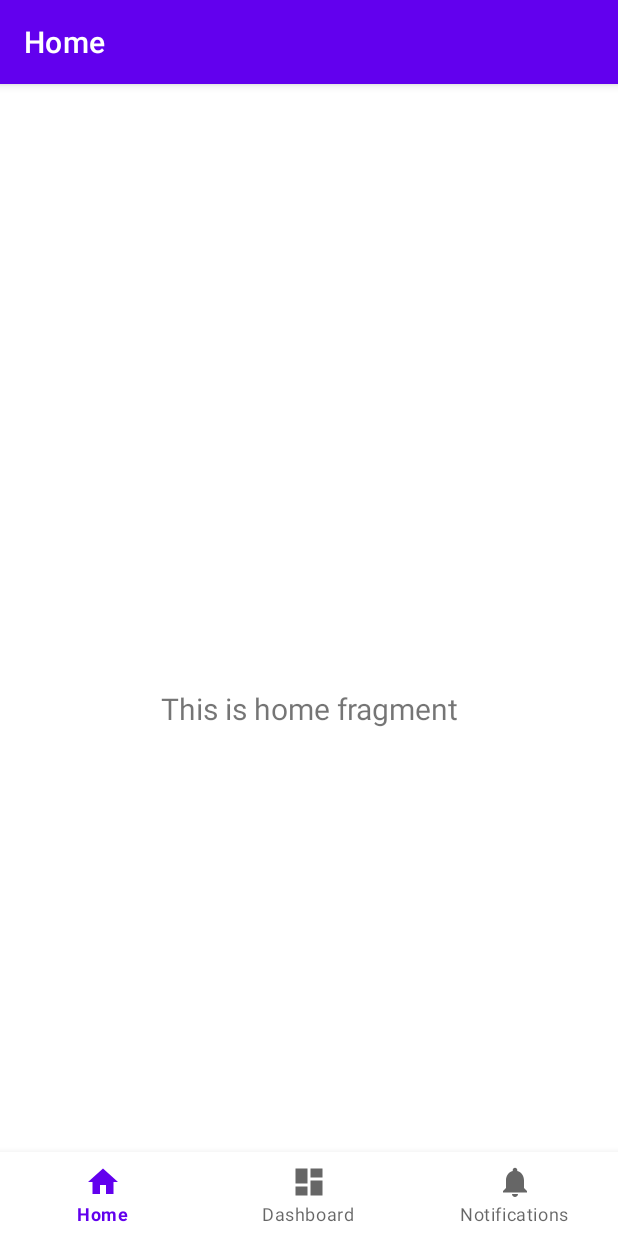
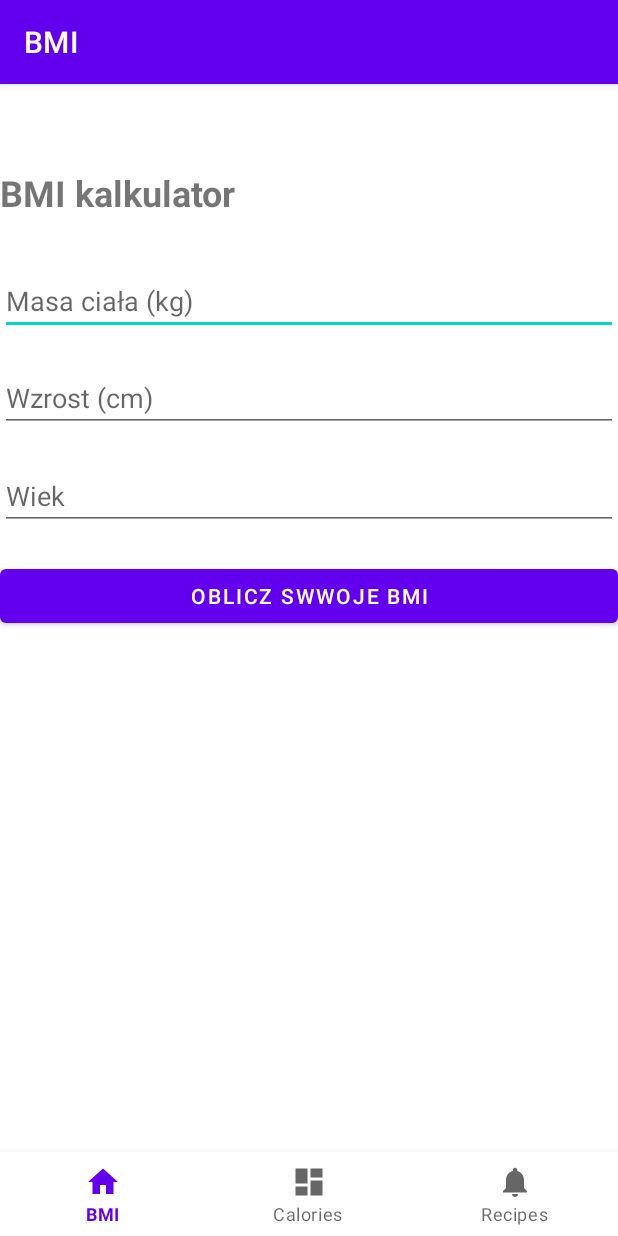
Before and after one commit to s20500-pj/PAM, an Android app: the screen it shows after launch (HomeActivity), on a phone screen of 412 x 824 dp. Run offline under Robolectric (Android 15) with nearby library versions, the phone set to English and light mode, and no system bars; our stand-ins replace navigation-ui.

Commit message:
implementacja bmi kalkulatora

```diff
--- a/zad2/app/src/main/java/com/pam/bmi/ui/home/HomeFragment.java
+++ b/zad2/app/src/main/java/com/pam/bmi/ui/home/HomeFragment.java
@@ -4,17 +4,25 @@ import android.os.Bundle;
 import android.view.LayoutInflater;
 import android.view.View;
 import android.view.ViewGroup;
+import android.widget.Button;
+import android.widget.EditText;
 import android.widget.TextView;
 
 import androidx.annotation.NonNull;
 import androidx.fragment.app.Fragment;
 import androidx.lifecycle.ViewModelProvider;
 
+import com.pam.bmi.R;
 import com.pam.bmi.databinding.FragmentHomeBinding;
 
 public class HomeFragment extends Fragment {
 
     private FragmentHomeBinding binding;
+
+    private EditText weightInput;
+    private EditText heightInput;
+    private EditText ageInput;
+    private TextView bmiOutput;
 
     public View onCreateView(@NonNull LayoutInflater inflater,
                              ViewGroup container, Bundle savedInstanceState) {
@@ -24,9 +32,56 @@ public class HomeFragment extends Fragment {
         binding = FragmentHomeBinding.inflate(inflater, container, false);
         View root = binding.getRoot();
 
-        final TextView textView = binding.textHome;
-        homeViewModel.getText().observe(getViewLifecycleOwner(), textView::setText);
+        weightInput = root.findViewById(R.id.weight_input);
+        heightInput = root.findViewById(R.id.height_input);
+        ageInput = root.findViewById(R.id.age_input);
+        bmiOutput = root.findViewById(R.id.bmi_output);
+
+        Button calculateButton = root.findViewById(R.id.calculate_button);
+        calculateButton.setOnClickListener(view -> {
+            double weight = Double.parseDouble((weightInput.getText().toString()));
+            double height = Double.parseDouble(heightInput.getText().toString()) / 100;
+            int age = Integer.parseInt(ageInput.getText().toString());
+
+            double bmi = calculateBMI(weight, height);
+
+            String message = getBMIMessage(bmi, age);
+
+            bmiOutput.setText(String.format("Your BMI is %.2f. %s.", bmi, message));
+        });
+
         return root;
+    }
+
+
+    private double calculateBMI(double weight, double height) {
+        return weight / (height * height);
+    }
+
+    private String getBMIMessage(double bmi, int age) {
+        String message;
+        if (age < 18) {
+            if (bmi < 18.5) {
+                message = "You are underweight";
+            } else if (bmi >= 18.5 && bmi < 25) {
+                message = "You are at a healthy weight";
+            } else if (bmi >= 25 && bmi < 30) {
+                message = "You are overweight";
+            } else {
+                message = "You are obsese";
+            }
+        } else {
+            if (bmi < 18.5) {
+                message = "You are underweight";
+            } else if (bmi >= 18.5 && bmi < 24.9) {
+                message = "You are at a healthy weight";
+            } else if (bmi >= 25 && bmi < 29.9) {
+                message = "You are overweight";
+            } else {
+                message = "You are obsese";
+            }
+        }
+        return message;
     }
 
     @Override
--- a/zad2/app/src/main/res/layout/fragment_home.xml
+++ b/zad2/app/src/main/res/layout/fragment_home.xml
@@ -7,16 +7,67 @@
     tools:context=".ui.home.HomeFragment">
 
     <TextView
-        android:id="@+id/text_home"
-        android:layout_width="match_parent"
+        android:id="@+id/textView"
+        android:layout_width="wrap_content"
         android:layout_height="wrap_content"
-        android:layout_marginStart="8dp"
-        android:layout_marginTop="8dp"
-        android:layout_marginEnd="8dp"
-        android:textAlignment="center"
-        android:textSize="20sp"
-        app:layout_constraintBottom_toBottomOf="parent"
+        android:text="BMI kalkulator"
+        android:textSize="24sp"
+        android:textStyle="bold"
+        app:layout_constraintStart_toStartOf="parent"
+        app:layout_constraintTop_toTopOf="parent" />
+
+    <EditText
+        android:id="@+id/weight_input"
+        android:layout_width="0dp"
+        android:layout_height="wrap_content"
+        android:layout_marginTop="66dp"
+        android:hint="Masa ciała (kg)"
+        android:inputType="numberDecimal"
         app:layout_constraintEnd_toEndOf="parent"
         app:layout_constraintStart_toStartOf="parent"
         app:layout_constraintTop_toTopOf="parent" />
+
+    <EditText
+        android:id="@+id/height_input"
+        android:layout_width="0dp"
+        android:layout_height="wrap_content"
+        android:layout_marginTop="19dp"
+        android:hint="Wzrost (cm)"
+        android:inputType="numberDecimal"
+        app:layout_constraintEnd_toEndOf="parent"
+        app:layout_constraintStart_toStartOf="parent"
+        app:layout_constraintTop_toBottomOf="@+id/weight_input" />
+
+    <EditText
+        android:id="@+id/age_input"
+        android:layout_width="match_parent"
+        android:layout_height="wrap_content"
+        android:layout_marginTop="20dp"
+        android:hint="Wiek"
+        android:inputType="number"
+        app:layout_constraintEnd_toEndOf="parent"
+        app:layout_constraintHorizontal_bias="0.0"
+        app:layout_constraintStart_toStartOf="parent"
+        app:layout_constraintTop_toBottomOf="@+id/height_input" />
+
+    <Button
+        android:id="@+id/calculate_button"
+        android:layout_width="0dp"
+        android:layout_height="wrap_content"
+        android:layout_marginTop="20dp"
+        android:text="Oblicz swwoje BMI"
+        app:layout_constraintEnd_toEndOf="parent"
+        app:layout_constraintHorizontal_bias="0.0"
+        app:layout_constraintStart_toStartOf="parent"
+        app:layout_constraintTop_toBottomOf="@+id/age_input" />
+
+    <TextView
+        android:id="@+id/bmi_output"
+        android:layout_width="0dp"
+        android:layout_height="wrap_content"
+        android:layout_marginTop="10dp"
+        android:paddingTop="16dp"
+        app:layout_constraintEnd_toEndOf="parent"
+        app:layout_constraintStart_toStartOf="parent"
+        app:layout_constraintTop_toBottomOf="@+id/calculate_button" />
 </androidx.constraintlayout.widget.ConstraintLayout>
--- a/zad2/app/src/main/res/values/strings.xml
+++ b/zad2/app/src/main/res/values/strings.xml
@@ -1,7 +1,7 @@
 <resources>
     <string name="app_name">bmi</string>
     <string name="title_activity_home">HomeActivity</string>
-    <string name="title_home">Home</string>
-    <string name="title_dashboard">Dashboard</string>
-    <string name="title_notifications">Notifications</string>
+    <string name="title_home">BMI</string>
+    <string name="title_dashboard">Calories</string>
+    <string name="title_notifications">Recipes</string>
 </resources>
```
